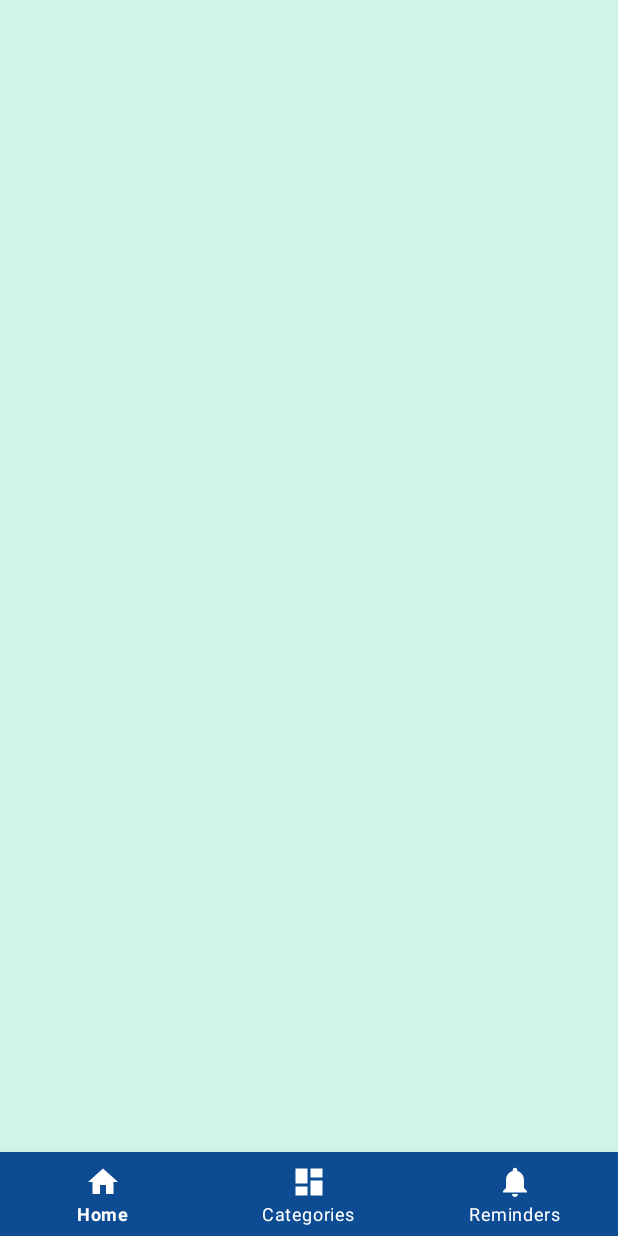
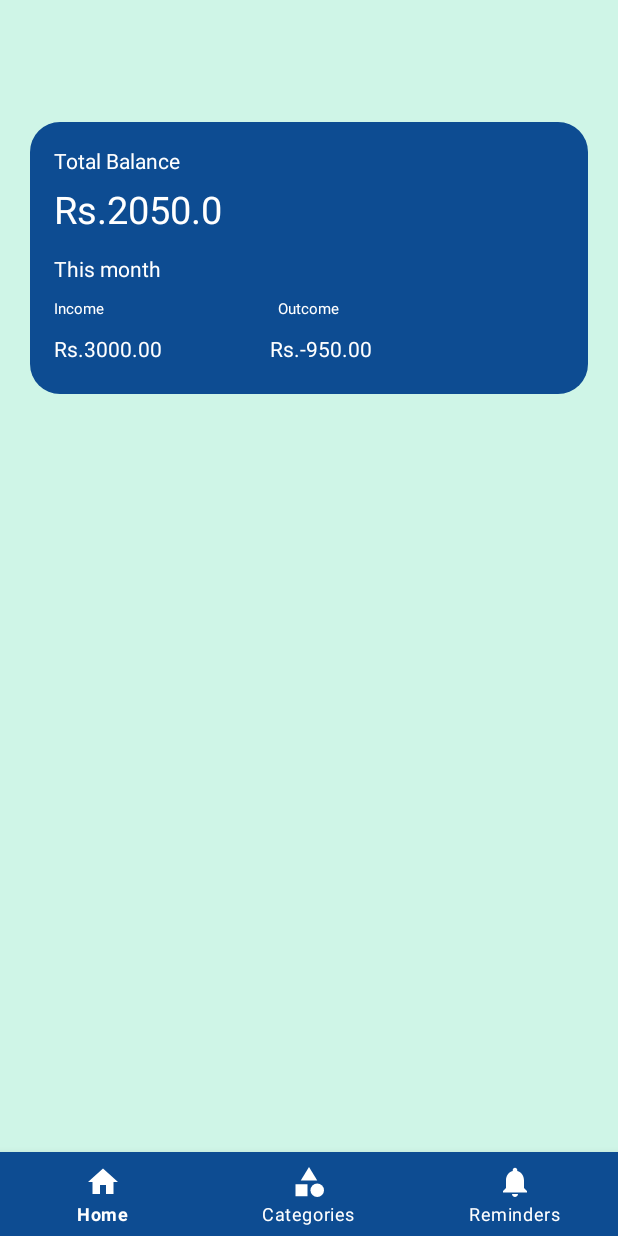
Before and after one commit to it21303302b/MADD_project_SmartSpend, an Android app: the screen it shows after launch (MainActivity), on a phone screen of 412 x 824 dp. Run offline under Robolectric (Android 15) with nearby library versions, the phone set to English and light mode, and no system bars; our stand-ins replace navigation-ui.

Commit message:
2nd update

```diff
--- a/app/src/main/java/com/example/smartspend/MainActivity.kt
+++ b/app/src/main/java/com/example/smartspend/MainActivity.kt
@@ -26,7 +26,7 @@ class MainActivity : AppCompatActivity() {
         // menu should be considered as top level destinations.
         val appBarConfiguration = AppBarConfiguration(
             setOf(
-                R.id.navigation_home, R.id.navigation_dashboard, R.id.navigation_notifications
+                R.id.navigation_home, R.id.navigation_categories, R.id.navigation_reminders
             )
         )
         //setupActionBarWithNavController(navController, appBarConfiguration)
--- a/app/src/main/java/com/example/smartspend/ui/Categories/CategoryFragment.kt
+++ b/app/src/main/java/com/example/smartspend/ui/Categories/CategoryFragment.kt
@@ -7,11 +7,12 @@ import android.view.ViewGroup
 import android.widget.TextView
 import androidx.fragment.app.Fragment
 import androidx.lifecycle.ViewModelProvider
+import com.example.smartspend.databinding.FragmentCategoriesBinding
 import com.example.smartspend.databinding.FragmentRemindersBinding
 
 class CategoryFragment : Fragment() {
 
-    private var _binding: FragmentRemindersBinding? = null
+    private var _binding: FragmentCategoriesBinding? = null
 
     // This property is only valid between onCreateView and
     // onDestroyView.
@@ -22,14 +23,14 @@ class CategoryFragment : Fragment() {
         container: ViewGroup?,
         savedInstanceState: Bundle?
     ): View {
-        val dashboardViewModel =
+        val categoryViewModel =
             ViewModelProvider(this).get(CategoryViewModel::class.java)
 
-        _binding = FragmentRemindersBinding.inflate(inflater, container, false)
+        _binding = FragmentCategoriesBinding.inflate(inflater, container, false)
         val root: View = binding.root
 
-        val textView: TextView = binding.textNotifications
-        dashboardViewModel.text.observe(viewLifecycleOwner) {
+        val textView: TextView = binding.textCategories
+        categoryViewModel.text.observe(viewLifecycleOwner) {
             textView.text = it
         }
         return root
--- a/app/src/main/java/com/example/smartspend/ui/Reminders/RemindersFragment.kt
+++ b/app/src/main/java/com/example/smartspend/ui/Reminders/RemindersFragment.kt
@@ -22,14 +22,14 @@ class RemindersFragment : Fragment() {
         container: ViewGroup?,
         savedInstanceState: Bundle?
     ): View {
-        val notificationsViewModel =
+        val reminderViewModel =
             ViewModelProvider(this).get(RemindersViewModel::class.java)
 
         _binding = FragmentRemindersBinding.inflate(inflater, container, false)
         val root: View = binding.root
 
-        val textView: TextView = binding.textNotifications
-        notificationsViewModel.text.observe(viewLifecycleOwner) {
+        val textView: TextView = binding.textReminders
+        reminderViewModel.text.observe(viewLifecycleOwner) {
             textView.text = it
         }
         return root
--- /dev/null
+++ b/app/src/main/res/drawable/baseline_category_24.xml
@@ -0,0 +1,7 @@
+<vector android:height="24dp" android:tint="#000000"
+    android:viewportHeight="24" android:viewportWidth="24"
+    android:width="24dp" xmlns:android="http://schemas.android.com/apk/res/android">
+    <path android:fillColor="@android:color/white" android:pathData="M12,2l-5.5,9h11z"/>
+    <path android:fillColor="@android:color/white" android:pathData="M17.5,17.5m-4.5,0a4.5,4.5 0,1 1,9 0a4.5,4.5 0,1 1,-9 0"/>
+    <path android:fillColor="@android:color/white" android:pathData="M3,13.5h8v8H3z"/>
+</vector>
--- /dev/null
+++ b/app/src/main/res/drawable/round_co.xml
@@ -0,0 +1,9 @@
+<?xml version="1.0" encoding="utf-8"?>
+<shape xmlns:android="http://schemas.android.com/apk/res/android">
+<solid android:color="@color/Blue"/>
+    <corners
+        android:topRightRadius="20dp"
+        android:topLeftRadius="20dp"
+        android:bottomRightRadius="20dp"
+        android:bottomLeftRadius="20dp" />
+</shape>
--- a/app/src/main/res/layout/activity_main.xml
+++ b/app/src/main/res/layout/activity_main.xml
@@ -29,9 +29,13 @@
         android:layout_height="match_parent"
         app:defaultNavHost="true"
         app:layout_constraintBottom_toTopOf="@id/nav_view"
+        app:layout_constraintEnd_toEndOf="parent"
+        app:layout_constraintHorizontal_bias="0.0"
         app:layout_constraintLeft_toLeftOf="parent"
         app:layout_constraintRight_toRightOf="parent"
+        app:layout_constraintStart_toStartOf="parent"
         app:layout_constraintTop_toTopOf="parent"
+        app:layout_constraintVertical_bias="1.0"
         app:navGraph="@navigation/mobile_navigation" />
 
 </androidx.constraintlayout.widget.ConstraintLayout>
--- a/app/src/main/res/layout/fragment_categories.xml
+++ b/app/src/main/res/layout/fragment_categories.xml
@@ -7,7 +7,7 @@
     tools:context=".ui.Categories.CategoryFragment">
 
     <TextView
-        android:id="@+id/text_dashboard"
+        android:id="@+id/text_categories"
         android:layout_width="match_parent"
         android:layout_height="wrap_content"
         android:layout_marginStart="8dp"
@@ -19,4 +19,16 @@
         app:layout_constraintEnd_toEndOf="parent"
         app:layout_constraintStart_toStartOf="parent"
         app:layout_constraintTop_toTopOf="parent" />
+
+    <com.google.android.material.appbar.MaterialToolbar
+        android:id="@+id/materialToolbar2"
+        android:layout_width="406dp"
+        android:layout_height="130dp"
+        android:layout_marginTop="25dp"
+        android:background="?attr/colorPrimary"
+        android:minHeight="?attr/actionBarSize"
+        android:theme="?attr/actionBarTheme"
+        app:layout_constraintEnd_toEndOf="parent"
+        app:layout_constraintStart_toStartOf="parent"
+        app:layout_constraintTop_toTopOf="parent" />
 </androidx.constraintlayout.widget.ConstraintLayout>
--- a/app/src/main/res/layout/fragment_home.xml
+++ b/app/src/main/res/layout/fragment_home.xml
@@ -19,4 +19,97 @@
         app:layout_constraintEnd_toEndOf="parent"
         app:layout_constraintStart_toStartOf="parent"
         app:layout_constraintTop_toTopOf="parent" />
+
+    <com.google.android.material.appbar.MaterialToolbar
+        android:id="@+id/materialToolbar"
+        android:layout_width="372dp"
+        android:layout_height="181dp"
+        android:layout_marginStart="16dp"
+        android:layout_marginTop="25dp"
+        android:layout_marginEnd="16dp"
+        android:background="@drawable/round_co"
+        android:minHeight="?attr/actionBarSize"
+        android:theme="?attr/actionBarTheme"
+        app:layout_constraintEnd_toEndOf="parent"
+        app:layout_constraintStart_toStartOf="parent"
+        app:layout_constraintTop_toTopOf="parent" />
+
+    <TextView
+        android:id="@+id/textView2"
+        android:layout_width="wrap_content"
+        android:layout_height="wrap_content"
+        android:layout_marginStart="16dp"
+        android:layout_marginTop="16dp"
+        android:text="@string/TV_Tbalance"
+        android:textColor="@color/white"
+        app:layout_constraintStart_toStartOf="@+id/materialToolbar"
+        app:layout_constraintTop_toTopOf="@+id/materialToolbar" />
+
+    <TextView
+        android:id="@+id/textView3"
+        android:layout_width="112dp"
+        android:layout_height="37dp"
+        android:layout_marginStart="16dp"
+        android:layout_marginTop="5dp"
+        android:text="@string/TV_bal"
+        android:textColor="@color/white"
+        android:textSize="25dp"
+        app:layout_constraintStart_toStartOf="@+id/materialToolbar"
+        app:layout_constraintTop_toBottomOf="@+id/textView2" />
+
+    <TextView
+        android:id="@+id/textView4"
+        android:textColor="@color/white"
+        android:layout_width="wrap_content"
+        android:layout_height="wrap_content"
+        android:layout_marginStart="16dp"
+        android:layout_marginTop="10dp"
+        android:text="@string/TV_tmonth"
+        app:layout_constraintStart_toStartOf="@+id/materialToolbar"
+        app:layout_constraintTop_toBottomOf="@+id/textView3" />
+
+    <TextView
+        android:id="@+id/textView5"
+        android:layout_width="wrap_content"
+        android:layout_height="wrap_content"
+        android:layout_marginStart="16dp"
+        android:layout_marginTop="10dp"
+        android:text="@string/TV_in"
+        android:textColor="@color/white"
+        android:textSize="10sp"
+        app:layout_constraintStart_toStartOf="@+id/materialToolbar"
+        app:layout_constraintTop_toBottomOf="@+id/textView4" />
+
+    <TextView
+        android:id="@+id/textView6"
+        android:layout_width="wrap_content"
+        android:layout_height="wrap_content"
+        android:layout_marginStart="116dp"
+        android:text="@string/TV_out"
+        android:textColor="@color/white"
+        android:textSize="10sp"
+        app:layout_constraintBaseline_toBaselineOf="@+id/textView5"
+        app:layout_constraintStart_toEndOf="@+id/textView5" />
+
+    <TextView
+        android:id="@+id/textView7"
+        android:textColor="@color/white"
+        android:layout_width="wrap_content"
+        android:layout_height="wrap_content"
+        android:layout_marginStart="16dp"
+        android:layout_marginTop="10dp"
+        android:text="@string/TV_income"
+        app:layout_constraintStart_toStartOf="@+id/materialToolbar"
+        app:layout_constraintTop_toBottomOf="@+id/textView5" />
+
+    <TextView
+        android:id="@+id/textView8"
+        android:layout_width="wrap_content"
+        android:layout_height="wrap_content"
+        android:text="@string/TV_outcome"
+        android:textColor="@color/white"
+        app:layout_constraintBaseline_toBaselineOf="@+id/textView7"
+        app:layout_constraintEnd_toEndOf="parent"
+        app:layout_constraintHorizontal_bias="0.304"
+        app:layout_constraintStart_toEndOf="@+id/textView7" />
 </androidx.constraintlayout.widget.ConstraintLayout>
--- a/app/src/main/res/layout/fragment_reminders.xml
+++ b/app/src/main/res/layout/fragment_reminders.xml
@@ -7,7 +7,7 @@
     tools:context=".ui.Reminders.RemindersFragment">
 
     <TextView
-        android:id="@+id/text_notifications"
+        android:id="@+id/text_reminders"
         android:layout_width="match_parent"
         android:layout_height="wrap_content"
         android:layout_marginStart="8dp"
--- a/app/src/main/res/menu/bottom_nav_menu.xml
+++ b/app/src/main/res/menu/bottom_nav_menu.xml
@@ -7,12 +7,12 @@
         android:title="@string/title_home" />
 
     <item
-        android:id="@+id/navigation_dashboard"
-        android:icon="@drawable/ic_dashboard_black_24dp"
+        android:id="@+id/navigation_categories"
+        android:icon="@drawable/baseline_category_24"
         android:title="@string/title_category" />
 
     <item
-        android:id="@+id/navigation_notifications"
+        android:id="@+id/navigation_reminders"
         android:icon="@drawable/ic_notifications_black_24dp"
         android:title="@string/title_reminders" />
 
--- a/app/src/main/res/navigation/mobile_navigation.xml
+++ b/app/src/main/res/navigation/mobile_navigation.xml
@@ -18,7 +18,7 @@
         tools:layout="@layout/fragment_categories" />
 
     <fragment
-        android:id="@+id/navigation_notifications"
+        android:id="@+id/navigation_reminders"
         android:name="com.example.smartspend.ui.Reminders.RemindersFragment"
         android:label="@string/title_reminders"
         tools:layout="@layout/fragment_reminders" />
--- a/app/src/main/res/values/strings.xml
+++ b/app/src/main/res/values/strings.xml
@@ -3,4 +3,11 @@
     <string name="title_home">Home</string>
     <string name="title_category">Categories</string>
     <string name="title_reminders">Reminders</string>
+    <string name="TV_Tbalance">Total Balance</string>
+    <string name="TV_bal">Rs.2050.00</string>
+    <string name="TV_tmonth">This month</string>
+    <string name="TV_in">Income</string>
+    <string name="TV_out">Outcome</string>
+    <string name="TV_outcome">Rs.-950.00</string>
+    <string name="TV_income">Rs.3000.00</string>
 </resources>
```
